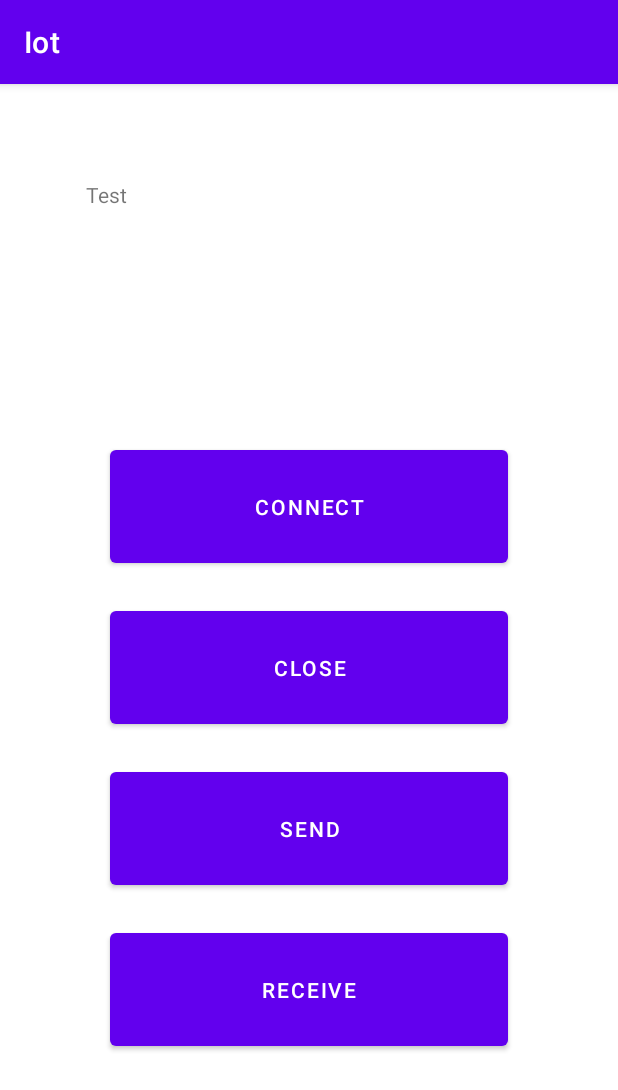
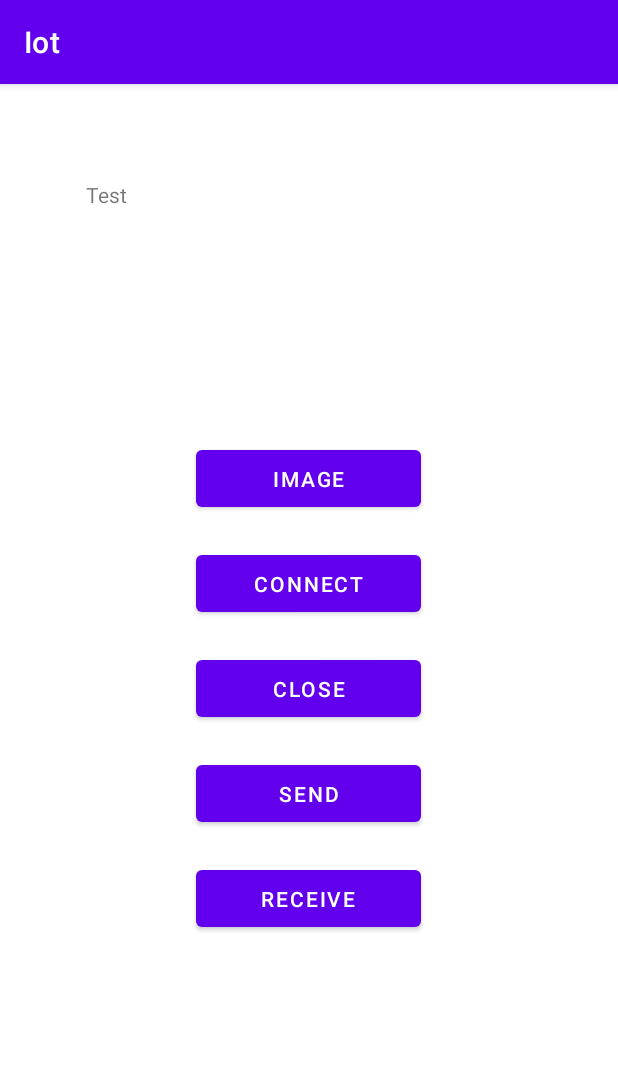
Before and after one commit to ArdrewChen/Iot, an Android app: the screen it shows after launch (MainActivity), on a phone screen of 412 x 824 dp. Shown: the top 1090 px of the screen. Run offline under Robolectric (Android 15) with nearby library versions, the phone set to English and light mode, and no system bars.

Commit message:
发送图片完成
Signed-off-by: ArdrewChen <103086410+ArdrewChen@users.noreply.github.com>

```diff
--- a/app/src/main/AndroidManifest.xml
+++ b/app/src/main/AndroidManifest.xml
@@ -5,6 +5,7 @@
 
     <uses-permission android:name="android.permission.INTERNET" />
     <uses-permission android:name="android.permission.WAKE_LOCK" />
+    <uses-permission android:name="android.permission.READ_EXTERNAL_STORAGE" />
 
     <application
         android:allowBackup="true"
--- a/app/src/main/res/layout/activity_main.xml
+++ b/app/src/main/res/layout/activity_main.xml
@@ -28,9 +28,18 @@
         app:layout_constraintVertical_bias="0.534">
 
         <Button
+            android:id="@+id/button2"
+            android:layout_width="150dp"
+            android:layout_height="50dp"
+            android:layout_gravity="center_horizontal"
+            android:layout_marginBottom="20dp"
+            android:text="@string/image"
+            android:visibility="visible" />
+
+        <Button
             android:id="@+id/button3"
-            android:layout_width="265dp"
-            android:layout_height="87dp"
+            android:layout_width="150dp"
+            android:layout_height="50dp"
             android:layout_gravity="center_horizontal"
             android:layout_marginBottom="20dp"
             android:text="@string/connect"
@@ -38,24 +47,24 @@
 
         <Button
             android:id="@+id/button4"
-            android:layout_width="265dp"
-            android:layout_height="87dp"
+            android:layout_width="150dp"
+            android:layout_height="50dp"
             android:layout_gravity="center_horizontal"
             android:layout_marginBottom="20dp"
             android:text="@string/close" />
 
         <Button
             android:id="@+id/button5"
-            android:layout_width="265dp"
-            android:layout_height="87dp"
+            android:layout_width="150dp"
+            android:layout_height="50dp"
             android:layout_gravity="center_horizontal"
             android:layout_marginBottom="20dp"
             android:text="@string/send" />
 
         <Button
             android:id="@+id/button"
-            android:layout_width="265dp"
-            android:layout_height="87dp"
+            android:layout_width="150dp"
+            android:layout_height="50dp"
             android:layout_gravity="center_horizontal"
             android:layout_marginBottom="20dp"
             android:text="@string/receive" />
--- a/app/src/main/res/values/strings.xml
+++ b/app/src/main/res/values/strings.xml
@@ -5,4 +5,5 @@
     <string name="receive">Receive</string>
     <string name="send">Send</string>
     <string name="test">Test</string>
+    <string name="image">Image</string>
 </resources>
```
Also changed, not shown: app/src/main/java/com/example/iot/MainActivity.kt (+38 -5 lines), app/src/main/java/com/example/iot/test.kt (+0 -65 lines), app/src/main/res/drawable/demo.jpg (added).
